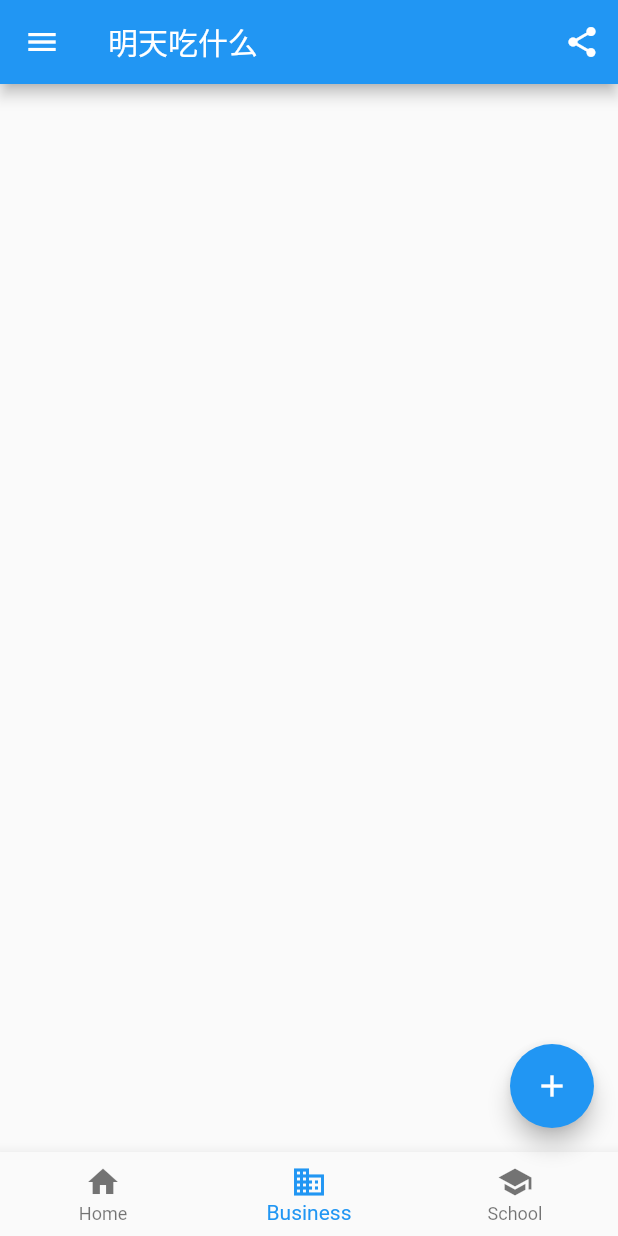
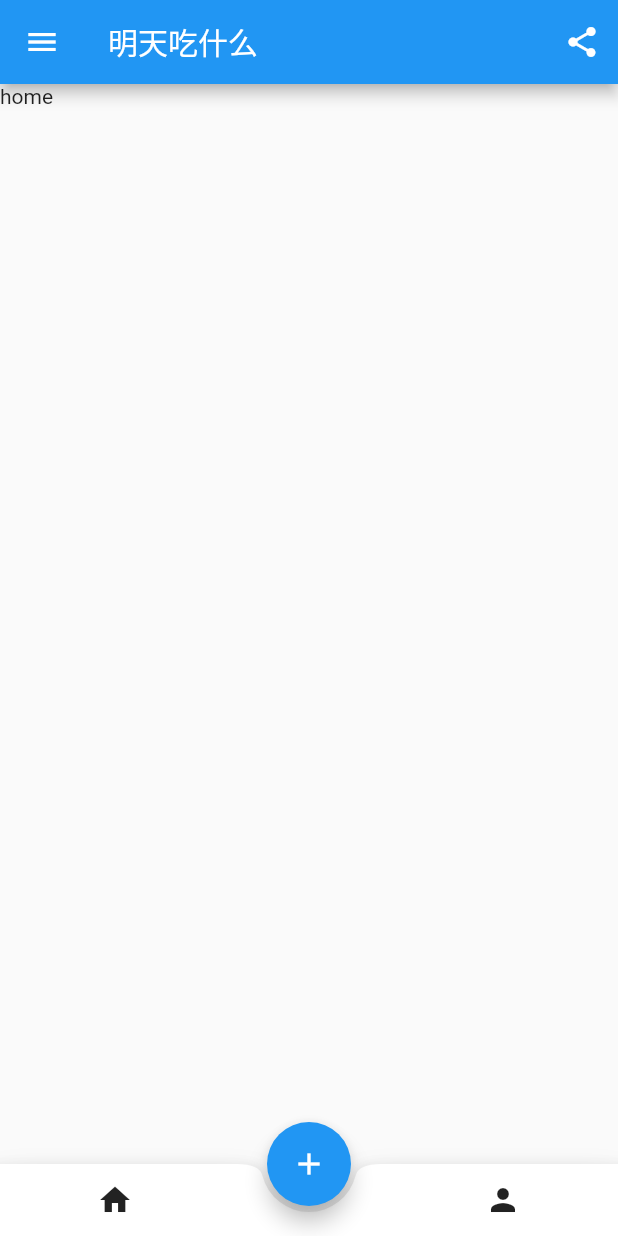
Before and after one commit to JustReactY/lunch_tomorrow, a Flutter app: the screen it shows after launch, on a phone screen of 412 x 824 dp. Run offline on Flutter 3.47's test engine with Material 2 defaults, Android fonts, the phone set to English and light mode, and no system bars.

Commit message:
feat(index): UI搭建

```diff
--- /dev/null
+++ b/lib/pages/index/components/home.dart
@@ -0,0 +1,19 @@
+import 'package:flutter/material.dart';
+
+class HomePage extends StatefulWidget {
+  const HomePage({Key? key}) : super(key: key);
+
+  @override
+  _HomePageState createState() => _HomePageState();
+}
+
+class _HomePageState extends State<HomePage> {
+  @override
+  Widget build(BuildContext context) {
+    return Container(
+      child: Text('home'),
+    );
+  }
+
+  void _onPressed() {}
+}
--- a/lib/pages/index/index.dart
+++ b/lib/pages/index/index.dart
@@ -1,5 +1,7 @@
 import 'package:flutter/material.dart';
 import './components/drawer.dart';
+import './components/home.dart';
+import 'package:lunch_tomorrow/pages/myself/myself.dart';
 
 class ListPage extends StatefulWidget {
   @override
@@ -8,32 +10,35 @@ class ListPage extends StatefulWidget {
 
 class _ListPageState extends State<ListPage> {
   int _selectedIndex = 1;
+  String _pageShow = 'home';
+  String _title = '明天吃什么';
 
   @override
   Widget build(BuildContext context) {
     return Scaffold(
       appBar: AppBar(
         //导航栏
-        title: Text("明天吃什么"),
+        title: Text(_title),
         actions: <Widget>[
           //导航栏右侧菜单
           IconButton(icon: Icon(Icons.share), onPressed: () {}),
         ],
       ),
+      body: _buildWidgetBody(),
       drawer: MyDrawer(), //抽屉
-      bottomNavigationBar: BottomNavigationBar(
-        // 底部导航
-        items: <BottomNavigationBarItem>[
-          BottomNavigationBarItem(icon: Icon(Icons.home), title: Text('Home')),
-          BottomNavigationBarItem(
-              icon: Icon(Icons.business), title: Text('Business')),
-          BottomNavigationBarItem(
-              icon: Icon(Icons.school), title: Text('School')),
-        ],
-        currentIndex: _selectedIndex,
-        fixedColor: Colors.blue,
-        onTap: _onItemTapped,
+      bottomNavigationBar: BottomAppBar(
+        color: Colors.white,
+        shape: CircularNotchedRectangle(), // 底部导航栏打一个圆形的洞
+        child: Row(
+          children: [
+            IconButton(icon: Icon(Icons.home), onPressed: _onHome),
+            SizedBox(), //中间位置空出
+            IconButton(icon: Icon(Icons.person), onPressed: _onSelf),
+          ],
+          mainAxisAlignment: MainAxisAlignment.spaceAround, //均分底部导航栏横向空间
+        ),
       ),
+      floatingActionButtonLocation: FloatingActionButtonLocation.centerDocked,
       floatingActionButton: FloatingActionButton(
           //悬浮按钮
           child: Icon(Icons.add),
@@ -47,5 +52,29 @@ class _ListPageState extends State<ListPage> {
     });
   }
 
+  Widget _buildWidgetBody() {
+    if (_pageShow == 'home') {
+      return HomePage();
+    } else if (_pageShow == 'self') {
+      return MySelfPage();
+    }
+    return Container(
+      child: Text('none'),
+    );
+  }
+
   void _onAdd() {}
+  void _onHome() {
+    setState(() {
+      _pageShow = 'home';
+      _title = '明天吃什么';
+    });
+  }
+
+  void _onSelf() {
+    setState(() {
+      _pageShow = 'self';
+      _title = '我的';
+    });
+  }
 }
```
Also changed, not shown: lib/pages/myself/components/line.dart (added, +40 -0 lines), lib/pages/myself/myself.dart (added, +23 -0 lines), 1 other file.
